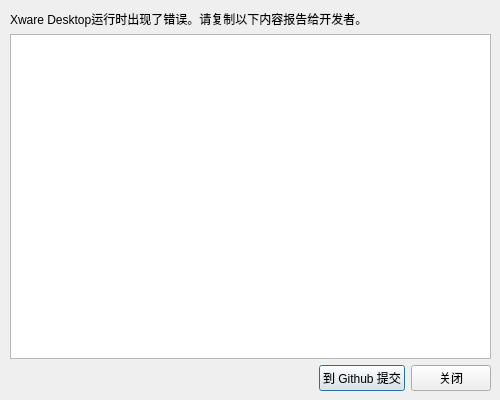
Above: src/frontend/ui/crashreport.ui from Xinkai/XwareDesktop before the change. Below: the same form after it.
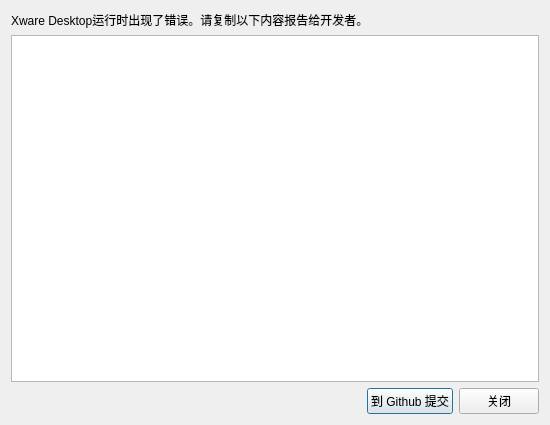
That is the form after the change.

Commit message: enhancement: It is now possible to resize CrashReportApp

```diff
--- a/src/frontend/ui/crashreport.ui
+++ b/src/frontend/ui/crashreport.ui
@@ -6,26 +6,14 @@
    <rect>
     <x>0</x>
     <y>0</y>
-    <width>500</width>
-    <height>400</height>
+    <width>550</width>
+    <height>425</height>
    </rect>
   </property>
-  <property name="sizePolicy">
-   <sizepolicy hsizetype="Fixed" vsizetype="Fixed">
-    <horstretch>0</horstretch>
-    <verstretch>0</verstretch>
-   </sizepolicy>
-  </property>
   <property name="minimumSize">
    <size>
-    <width>500</width>
-    <height>400</height>
-   </size>
-  </property>
-  <property name="maximumSize">
-   <size>
-    <width>500</width>
-    <height>400</height>
+    <width>550</width>
+    <height>425</height>
    </size>
   </property>
   <property name="windowTitle">
@@ -34,27 +22,15 @@
   <property name="locale">
    <locale language="Chinese" country="China"/>
   </property>
-  <widget class="QWidget" name="">
-   <property name="geometry">
-    <rect>
-     <x>10</x>
-     <y>10</y>
-     <width>481</width>
-     <height>381</height>
-    </rect>
-   </property>
-   <layout class="QVBoxLayout" name="verticalLayout">
-    <item>
+  <layout class="QFormLayout" name="formLayout">
+   <item row="0" column="0">
      <widget class="QLabel" name="label_summary">
       <property name="text">
        <string>Xware Desktop运行时出现了错误。请复制以下内容报告给开发者。</string>
       </property>
      </widget>
     </item>
-    <item>
-     <widget class="QTextBrowser" name="textBrowser"/>
-    </item>
-    <item>
+   <item row="2" column="0" colspan="2">
      <layout class="QHBoxLayout" name="horizontalLayout">
       <item>
        <spacer name="horizontalSpacer">
@@ -64,7 +40,7 @@
         <property name="sizeHint" stdset="0">
          <size>
           <width>40</width>
-          <height>20</height>
+         <height>22</height>
          </size>
         </property>
        </spacer>
@@ -85,13 +61,17 @@
       </item>
      </layout>
     </item>
-   </layout>
-  </widget>
-  <zorder>label_summary</zorder>
-  <zorder>textBrowser</zorder>
-  <zorder>pushButton_github</zorder>
-  <zorder>pushButton_close</zorder>
-  <zorder>pushButton_close</zorder>
+   <item row="1" column="0" colspan="2">
+    <widget class="QTextBrowser" name="textBrowser">
+     <property name="sizePolicy">
+      <sizepolicy hsizetype="Expanding" vsizetype="Expanding">
+       <horstretch>1</horstretch>
+       <verstretch>1</verstretch>
+      </sizepolicy>
+     </property>
+    </widget>
+   </item>
+  </layout>
  </widget>
  <resources/>
  <connections/>
```
Lines whose indentation alone changed are shown as unchanged.
